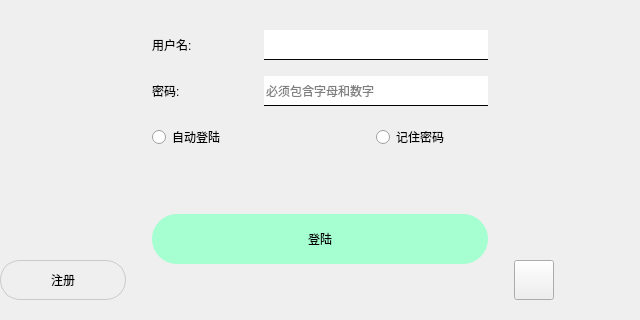
Above: ui/login.ui from woyuxundao/label-check before the change; both pictures show x 0 to 640 and y 200 to 520 of the 640 by 520 pixel window. Below: the same form after it.
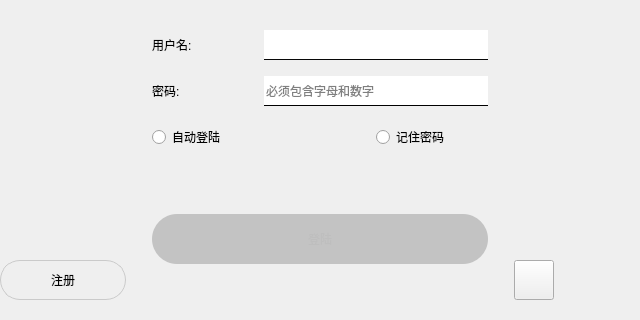
That is the form after the change. Icons and pictures are not drawn.

The edit to the form file:
```diff
--- a/ui/login.ui
+++ b/ui/login.ui
@@ -199,7 +199,7 @@
          <item row="4" column="0" colspan="3">
           <widget class="QPushButton" name="login_btn">
            <property name="enabled">
-            <bool>true</bool>
+            <bool>false</bool>
            </property>
            <property name="minimumSize">
             <size>
```
Left out of the diff: 57 changed lines with no effect on the pictures.
